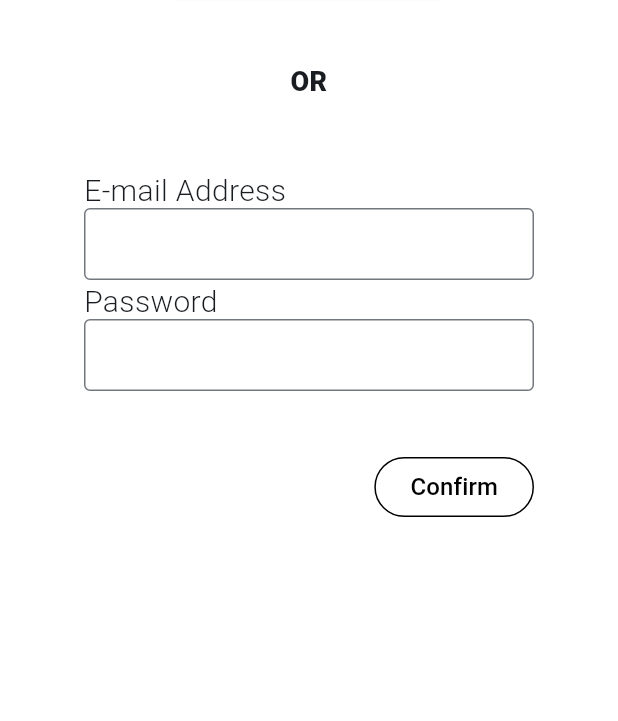
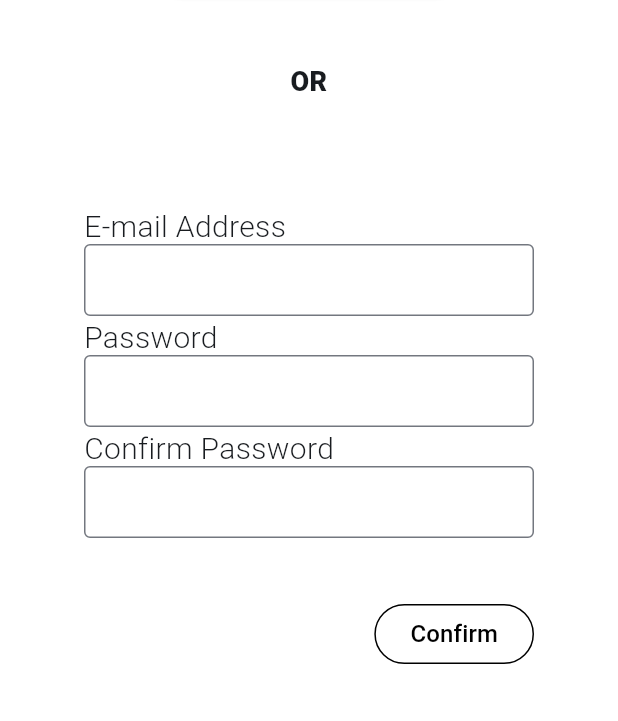
Before and after one commit to JuntadoMathewJames/A-Check, a Flutter app: the SignUp widget shown alone on an empty page, opened directly, on a phone screen of 412 x 824 dp, the part 515-1236 px from its top. Run offline on Flutter 3.47's test engine with Material 2 defaults, Android fonts, the phone set to English and light mode, and no system bars; our stand-ins replace cloud_firestore, firebase_auth, firebase_core, google_sign_in; missing offline and left inert: dart:html; accounts and stored records are empty.

```diff
--- a/lib/dbclass/user.dart
+++ b/lib/dbclass/user.dart
@@ -1,8 +1,8 @@
 class User {
   String id;
   final String email;
-  final int password;
-  final DateTime usrType;
+  final String password;
+  final int usrType;
   User(
       {this.id = '',
       required this.email,
--- a/lib/widgets/sign_up.dart
+++ b/lib/widgets/sign_up.dart
@@ -1,11 +1,30 @@
+import 'dart:html';
+
 import 'package:flutter/material.dart';
 import 'classDashboard.dart';
+
 import 'package:a_check_project/dbclass/user.dart';
+import 'package:cloud_firestore/cloud_firestore.dart';
+import 'package:firebase_core/firebase_core.dart';
+import 'package:firebase_auth/firebase_auth.dart';
 
 class SignUp extends StatelessWidget {
+  final controller = TextEditingController();
   @override
   Widget build(BuildContext context) {
     //method where widgets are created
+
+    bool showProgress = false;
+    bool visible = false;
+    final TextEditingController passwordController =
+        new TextEditingController();
+    final TextEditingController confirmpassController =
+        new TextEditingController();
+    final TextEditingController usertype = new TextEditingController();
+    final TextEditingController emailController = new TextEditingController();
+    final _formkey = GlobalKey<FormState>();
+    final _auth = FirebaseAuth.instance;
+
     return Material(
       color: Colors.white,
       child: Container(
@@ -23,7 +42,7 @@ class SignUp extends StatelessWidget {
                 ),
               ],
             ),
-            Text("Create an A-Check account",
+            const Text("Create an A-Check account",
                 textAlign: TextAlign.center,
                 style: TextStyle(
                   fontWeight: FontWeight.w400,
@@ -70,6 +89,10 @@ class SignUp extends StatelessWidget {
             ),
             Column(
               children: <Widget>[
+                TextFormField(
+                  decoration: InputDecoration.collapsed(hintText: ''),
+                  controller: usertype,
+                ),
                 SizedBox(
                   width: 300,
                   height: 26,
@@ -85,6 +108,7 @@ class SignUp extends StatelessWidget {
                 SizedBox(
                     width: 300,
                     child: TextField(
+                      controller: emailController,
                       decoration: InputDecoration(
                         contentPadding: EdgeInsets.symmetric(horizontal: 20.0),
                         border: OutlineInputBorder(),
@@ -106,6 +130,29 @@ class SignUp extends StatelessWidget {
                     width: 300,
                     child: TextField(
                       obscureText: true,
+                      controller: passwordController,
+                      decoration: InputDecoration(
+                        contentPadding: EdgeInsets.symmetric(horizontal: 20.0),
+                        border: OutlineInputBorder(),
+                      ),
+                    )),
+                SizedBox(
+                  width: 300,
+                  height: 26,
+                  child: Container(
+                    child: Text("Confirm Password",
+                        textAlign: TextAlign.left,
+                        style: TextStyle(
+                          fontWeight: FontWeight.w300,
+                          fontSize: 20,
+                        )),
+                  ),
+                ),
+                SizedBox(
+                    width: 300,
+                    child: TextField(
+                      obscureText: true,
+                      controller: confirmpassController,
                       decoration: InputDecoration(
                         contentPadding: EdgeInsets.symmetric(horizontal: 20.0),
                         border: OutlineInputBorder(),
@@ -179,3 +226,6 @@ class GoogleSignUpButton extends StatelessWidget {
     );
   }
 }
+
+
+// FUNCTIONS
--- a/pubspec.yaml
+++ b/pubspec.yaml
@@ -40,6 +40,7 @@ dependencies:
   firebase_messaging: ^13.0.4
   firebase_auth: ^3.0.2
   google_sign_in: ^5.0.6
+  cloud_firestore: ^3.5.1
 
 dev_dependencies:
   flutter_test:
```
Also changed, not shown: pubspec.lock.
